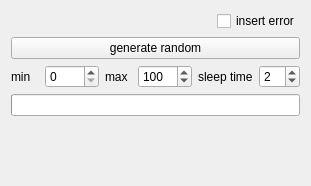
Above: resources/design/ui/module1.ui from jeaunrg/PyQTapp_template before the change. Below: the same form after it.
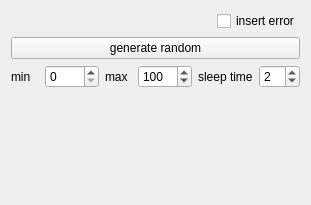
That is the form after the change.

The edit to the form file:
```diff
--- a/resources/design/ui/module1.ui
+++ b/resources/design/ui/module1.ui
@@ -7,7 +7,7 @@
     <x>0</x>
     <y>0</y>
     <width>311</width>
-    <height>186</height>
+    <height>205</height>
    </rect>
   </property>
   <property name="windowTitle">
@@ -101,61 +101,6 @@
      </item>
     </layout>
    </item>
-   <item>
-    <widget class="QProgressBar" name="loading">
-     <property name="maximumSize">
-      <size>
-       <width>16777215</width>
-       <height>16777215</height>
-      </size>
-     </property>
-     <property name="autoFillBackground">
-      <bool>false</bool>
-     </property>
-     <property name="styleSheet">
-      <string notr="true"/>
-     </property>
-     <property name="maximum">
-      <number>1</number>
-     </property>
-     <property name="value">
-      <number>0</number>
-     </property>
-     <property name="textVisible">
-      <bool>false</bool>
-     </property>
-     <property name="orientation">
-      <enum>Qt::Horizontal</enum>
-     </property>
-     <property name="invertedAppearance">
-      <bool>false</bool>
-     </property>
-     <property name="textDirection">
-      <enum>QProgressBar::TopToBottom</enum>
-     </property>
-     <property name="format">
-      <string>%p%</string>
-     </property>
-    </widget>
-   </item>
-   <item alignment="Qt::AlignHCenter|Qt::AlignVCenter">
-    <widget class="QLabel" name="result">
-     <property name="minimumSize">
-      <size>
-       <width>0</width>
-       <height>50</height>
-      </size>
-     </property>
-     <property name="font">
-      <font>
-       <pointsize>20</pointsize>
-      </font>
-     </property>
-     <property name="text">
-      <string/>
-     </property>
-    </widget>
-   </item>
    <item>
     <spacer name="verticalSpacer">
      <property name="orientation">
```
Left out of the diff: 2 changed lines with no effect on the pictures.
